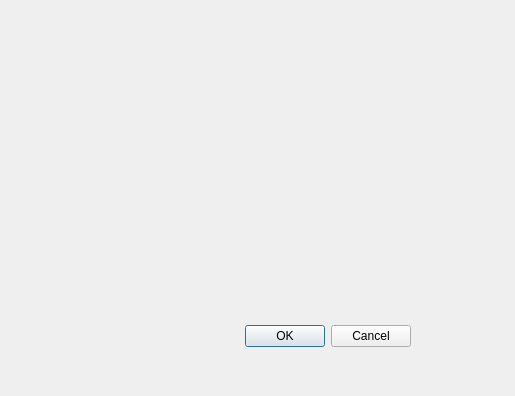
Above: framework/gui/ui/src/monitor.ui from cash2one/AutoDriver before the change. Below: the same form after it.
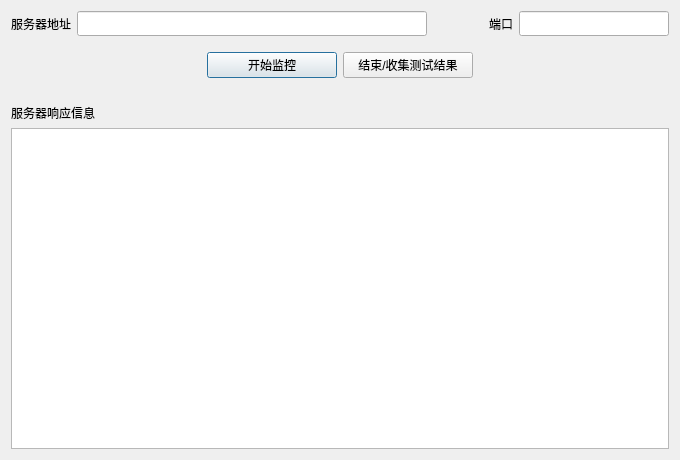
That is the form after the change. Icons and pictures are not drawn.

```diff
--- a/framework/gui/ui/src/monitor.ui
+++ b/framework/gui/ui/src/monitor.ui
@@ -6,29 +6,172 @@
    <rect>
     <x>0</x>
     <y>0</y>
-    <width>515</width>
-    <height>396</height>
+    <width>680</width>
+    <height>460</height>
    </rect>
   </property>
+  <property name="maximumSize">
+   <size>
+    <width>680</width>
+    <height>460</height>
+   </size>
+  </property>
   <property name="windowTitle">
    <string>Dialog</string>
   </property>
-  <widget class="QDialogButtonBox" name="buttonBox">
-   <property name="geometry">
-    <rect>
-     <x>70</x>
-     <y>320</y>
-     <width>341</width>
-     <height>32</height>
-    </rect>
-   </property>
-   <property name="orientation">
-    <enum>Qt::Horizontal</enum>
-   </property>
-   <property name="standardButtons">
-    <set>QDialogButtonBox::Cancel|QDialogButtonBox::Ok</set>
-   </property>
-  </widget>
+  <property name="windowIcon">
+   <iconset resource="../res.qrc">
+    <normaloff>:/mainicon/res/wp.ico</normaloff>:/mainicon/res/wp.ico</iconset>
+  </property>
+  <layout class="QVBoxLayout" name="verticalLayout_2">
+   <item>
+    <layout class="QGridLayout" name="gridLayout">
+     <item row="0" column="1">
+      <widget class="QLineEdit" name="lineEdit">
+       <property name="minimumSize">
+        <size>
+         <width>0</width>
+         <height>25</height>
+        </size>
+       </property>
+      </widget>
+     </item>
+     <item row="0" column="2">
+      <widget class="QLabel" name="label_2">
+       <property name="minimumSize">
+        <size>
+         <width>80</width>
+         <height>0</height>
+        </size>
+       </property>
+       <property name="maximumSize">
+        <size>
+         <width>80</width>
+         <height>16777215</height>
+        </size>
+       </property>
+       <property name="text">
+        <string>端口</string>
+       </property>
+       <property name="alignment">
+        <set>Qt::AlignRight|Qt::AlignTrailing|Qt::AlignVCenter</set>
+       </property>
+      </widget>
+     </item>
+     <item row="0" column="0">
+      <widget class="QLabel" name="label">
+       <property name="text">
+        <string>服务器地址</string>
+       </property>
+      </widget>
+     </item>
+     <item row="0" column="3">
+      <widget class="QLineEdit" name="lineEdit_2">
+       <property name="minimumSize">
+        <size>
+         <width>0</width>
+         <height>25</height>
+        </size>
+       </property>
+       <property name="maximumSize">
+        <size>
+         <width>150</width>
+         <height>16777215</height>
+        </size>
+       </property>
+      </widget>
+     </item>
+    </layout>
+   </item>
+   <item>
+    <layout class="QHBoxLayout" name="horizontalLayout">
+     <property name="topMargin">
+      <number>10</number>
+     </property>
+     <property name="bottomMargin">
+      <number>20</number>
+     </property>
+     <item>
+      <spacer name="horizontalSpacer">
+       <property name="orientation">
+        <enum>Qt::Horizontal</enum>
+       </property>
+       <property name="sizeHint" stdset="0">
+        <size>
+         <width>40</width>
+         <height>20</height>
+        </size>
+       </property>
+      </spacer>
+     </item>
+     <item>
+      <widget class="QPushButton" name="pushButton">
+       <property name="minimumSize">
+        <size>
+         <width>130</width>
+         <height>0</height>
+        </size>
+       </property>
+       <property name="maximumSize">
+        <size>
+         <width>150</width>
+         <height>16777215</height>
+        </size>
+       </property>
+       <property name="text">
+        <string>开始监控</string>
+       </property>
+      </widget>
+     </item>
+     <item>
+      <widget class="QPushButton" name="pushButton_2">
+       <property name="minimumSize">
+        <size>
+         <width>130</width>
+         <height>0</height>
+        </size>
+       </property>
+       <property name="maximumSize">
+        <size>
+         <width>150</width>
+         <height>16777215</height>
+        </size>
+       </property>
+       <property name="text">
+        <string>结束/收集测试结果</string>
+       </property>
+      </widget>
+     </item>
+     <item>
+      <spacer name="horizontalSpacer_2">
+       <property name="orientation">
+        <enum>Qt::Horizontal</enum>
+       </property>
+       <property name="sizeHint" stdset="0">
+        <size>
+         <width>40</width>
+         <height>20</height>
+        </size>
+       </property>
+      </spacer>
+     </item>
+    </layout>
+   </item>
+   <item>
+    <layout class="QVBoxLayout" name="verticalLayout">
+     <item>
+      <widget class="QLabel" name="label_3">
+       <property name="text">
+        <string>服务器响应信息</string>
+       </property>
+      </widget>
+     </item>
+     <item>
+      <widget class="QTextEdit" name="textEdit"/>
+     </item>
+    </layout>
+   </item>
+  </layout>
  </widget>
  <resources/>
  <connections>
```
Left out of the diff: 41 changed lines with no effect on the pictures.
